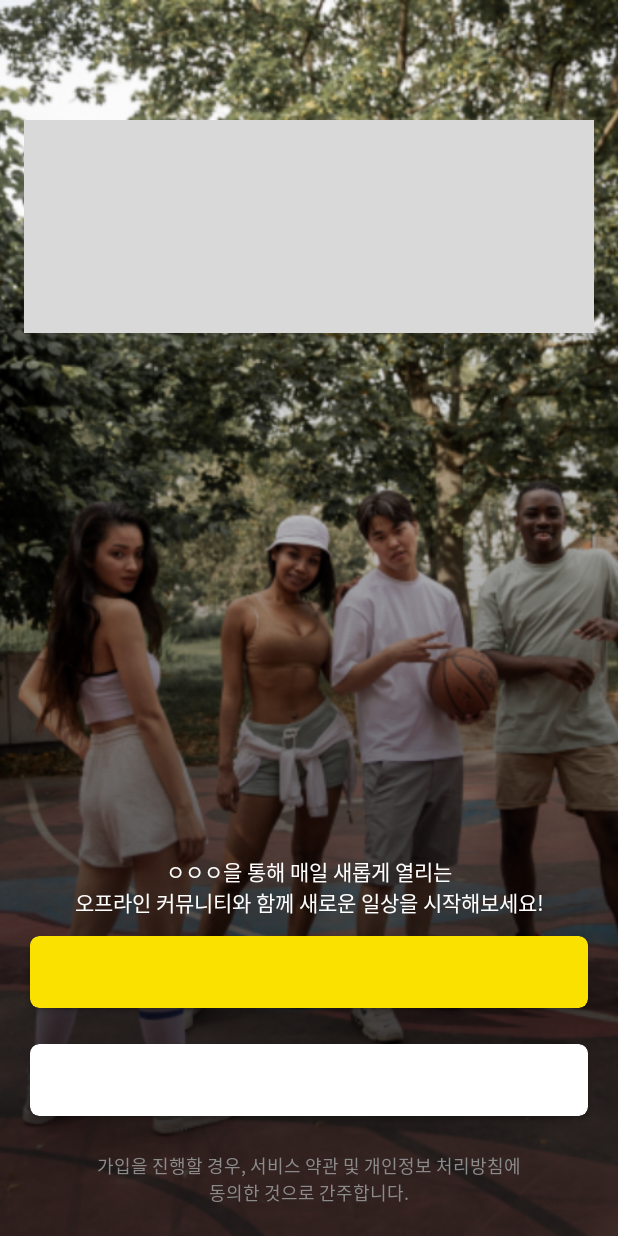
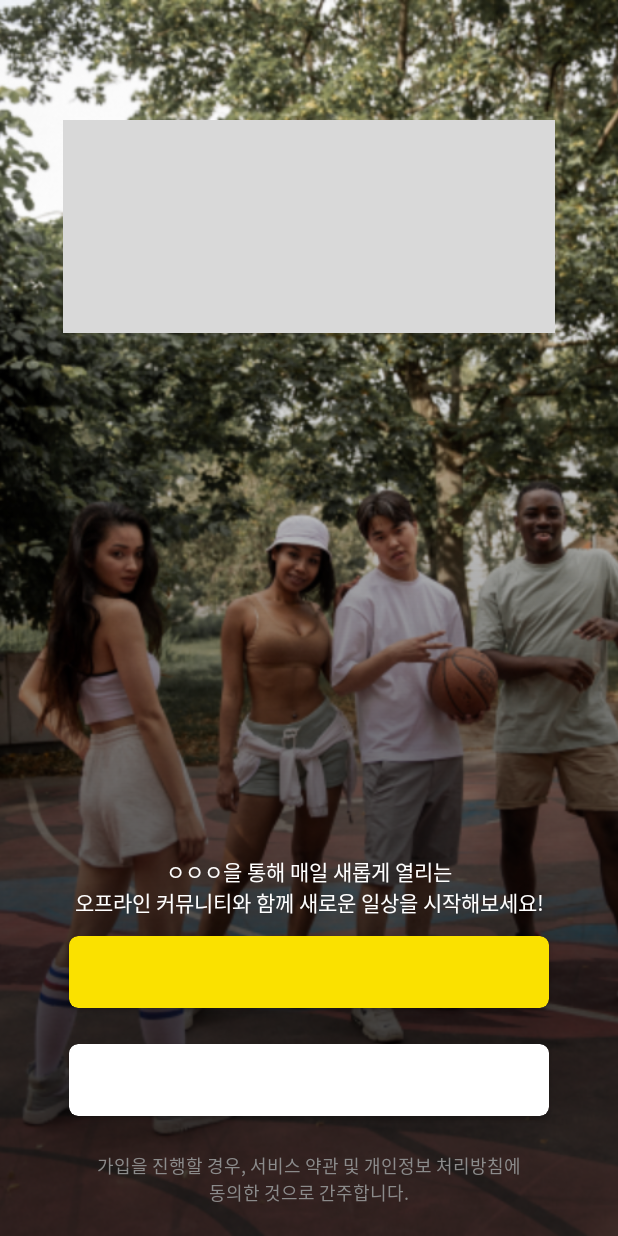
Before and after one commit to N-X-Pickit/STITCH-android, an Android app: the MainActivity screen opened directly, with no data from a screen before it, on a phone screen of 412 x 824 dp. Run offline under Robolectric (Android 15) with nearby library versions, the phone set to English and light mode, and no system bars; our stand-ins replace data binding.

Commit message:
#4 : 기존 0dp, marginHorizontal 로 마진값을 줬던 부분을 고정 dp로 변경

```diff
--- a/app/src/main/res/layout/activity_login.xml
+++ b/app/src/main/res/layout/activity_login.xml
@@ -29,9 +29,8 @@
 
         <ImageView
             android:id="@+id/iv_login_top"
-            android:layout_width="0dp"
+            android:layout_width="328dp"
             android:layout_height="142dp"
-            android:layout_marginHorizontal="16dp"
             android:layout_marginTop="80dp"
             android:background="#D9D9D9"
             app:layout_constraintEnd_toEndOf="parent"
@@ -55,9 +54,8 @@
 
         <androidx.cardview.widget.CardView
             android:id="@+id/btn_google_login"
-            android:layout_width="0dp"
+            android:layout_width="320dp"
             android:layout_height="48dp"
-            android:layout_marginHorizontal="20dp"
             android:layout_marginBottom="24dp"
             android:background="@color/white"
             app:cardCornerRadius="6dp"
@@ -67,9 +65,8 @@
 
         <androidx.cardview.widget.CardView
             android:id="@+id/btn_kakao_login"
-            android:layout_width="0dp"
+            android:layout_width="320dp"
             android:layout_height="48dp"
-            android:layout_marginHorizontal="20dp"
             android:layout_marginBottom="24dp"
             android:background="@color/white"
             android:backgroundTint="#FAE100"
```
